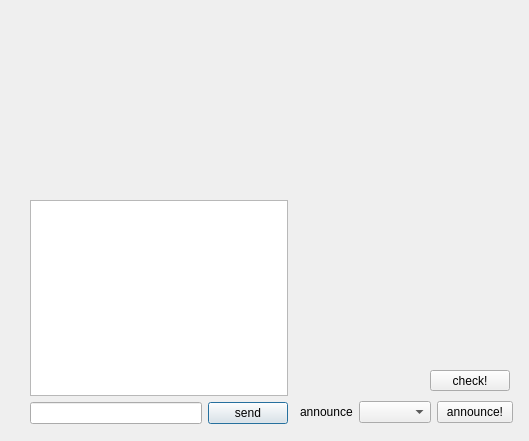
Before: the Qt Designer form qichu/client.ui in durandced/qichu, drawn with Qt 5.
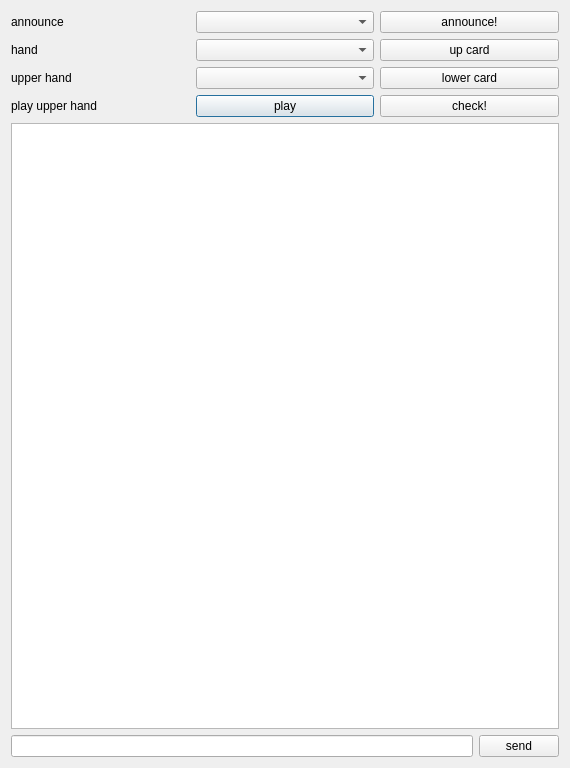
After: the same form once the commit is applied.

Diff of the .ui file:
```diff
--- a/qichu/client.ui
+++ b/qichu/client.ui
@@ -6,22 +6,91 @@
    <rect>
     <x>0</x>
     <y>0</y>
-    <width>529</width>
-    <height>441</height>
+    <width>570</width>
+    <height>768</height>
    </rect>
   </property>
   <property name="windowTitle">
    <string>Form</string>
   </property>
-  <widget class="QWidget" name="layoutWidget">
-   <property name="geometry">
-    <rect>
-     <x>30</x>
-     <y>200</y>
-     <width>258</width>
-     <height>224</height>
-    </rect>
-   </property>
+  <layout class="QVBoxLayout" name="verticalLayout_2">
+   <item>
+    <layout class="QGridLayout" name="gridLayout">
+     <item row="3" column="1">
+      <widget class="QPushButton" name="play">
+       <property name="text">
+        <string>play</string>
+       </property>
+      </widget>
+     </item>
+     <item row="3" column="0">
+      <widget class="QLabel" name="labelPlay">
+       <property name="text">
+        <string>play upper hand</string>
+       </property>
+      </widget>
+     </item>
+     <item row="1" column="1">
+      <widget class="QComboBox" name="hand"/>
+     </item>
+     <item row="1" column="0">
+      <widget class="QLabel" name="labelHand">
+       <property name="text">
+        <string>hand</string>
+       </property>
+      </widget>
+     </item>
+     <item row="2" column="0">
+      <widget class="QLabel" name="labelUpperHand">
+       <property name="text">
+        <string>upper hand</string>
+       </property>
+      </widget>
+     </item>
+     <item row="0" column="2">
+      <widget class="QPushButton" name="sendAnnounce">
+       <property name="text">
+        <string>announce!</string>
+       </property>
+      </widget>
+     </item>
+     <item row="2" column="2">
+      <widget class="QPushButton" name="lowerCard">
+       <property name="text">
+        <string>lower card</string>
+       </property>
+      </widget>
+     </item>
+     <item row="2" column="1">
+      <widget class="QComboBox" name="upperHand"/>
+     </item>
+     <item row="0" column="0">
+      <widget class="QLabel" name="labelAnnounce">
+       <property name="text">
+        <string>announce</string>
+       </property>
+      </widget>
+     </item>
+     <item row="0" column="1">
+      <widget class="QComboBox" name="announceSelect"/>
+     </item>
+     <item row="1" column="2">
+      <widget class="QPushButton" name="upSelectedCard">
+       <property name="text">
+        <string>up card</string>
+       </property>
+      </widget>
+     </item>
+     <item row="3" column="2">
+      <widget class="QPushButton" name="sendCheck">
+       <property name="text">
+        <string>check!</string>
+       </property>
+      </widget>
+     </item>
+    </layout>
+   </item>
+   <item>
    <layout class="QVBoxLayout" name="verticalLayout">
     <item>
      <widget class="QTextEdit" name="log"/>
@@ -41,49 +110,8 @@
      </layout>
     </item>
    </layout>
-  </widget>
-  <widget class="QPushButton" name="sendCheck">
-   <property name="geometry">
-    <rect>
-     <x>430</x>
-     <y>370</y>
-     <width>80</width>
-     <height>21</height>
-    </rect>
-   </property>
-   <property name="text">
-    <string>check!</string>
-   </property>
-  </widget>
-  <widget class="QWidget" name="">
-   <property name="geometry">
-    <rect>
-     <x>300</x>
-     <y>400</y>
-     <width>213</width>
-     <height>24</height>
-    </rect>
-   </property>
-   <layout class="QHBoxLayout" name="horizontalLayout_2">
-    <item>
-     <widget class="QLabel" name="labelAnnounce">
-      <property name="text">
-       <string>announce</string>
-      </property>
-     </widget>
-    </item>
-    <item>
-     <widget class="QComboBox" name="announceSelect"/>
-    </item>
-    <item>
-     <widget class="QPushButton" name="sendAnnounce">
-      <property name="text">
-       <string>announce!</string>
-      </property>
-     </widget>
-    </item>
-   </layout>
-  </widget>
+   </item>
+  </layout>
  </widget>
  <resources/>
  <connections/>
```
Lines whose indentation alone changed are shown as unchanged.
